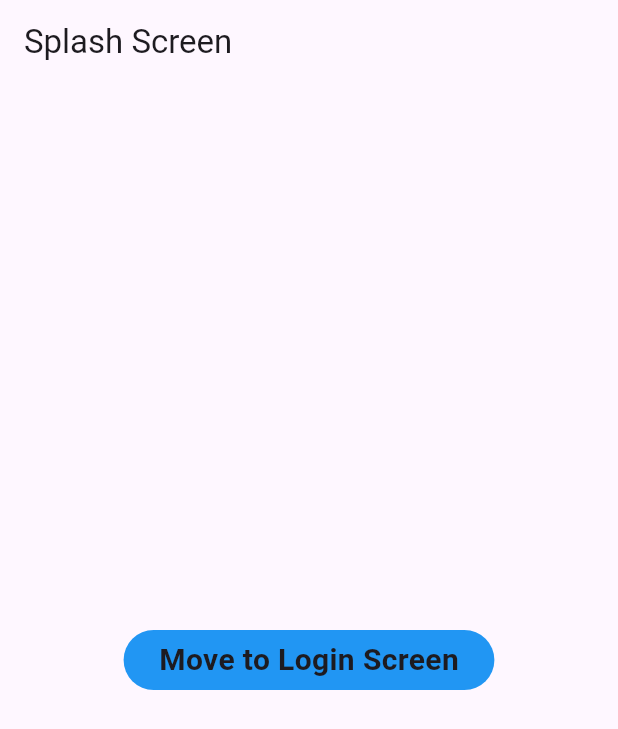
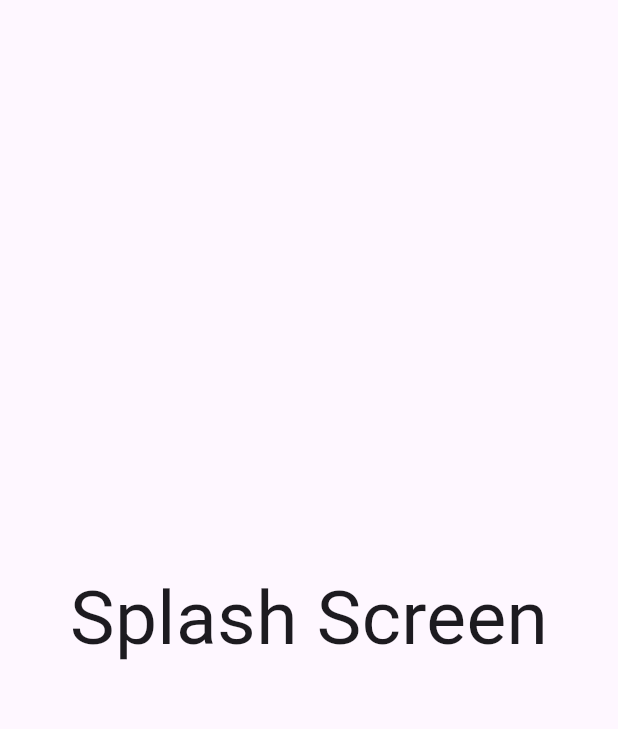
Before and after one commit to SMAmmadAli/Bloc-Clean-Architecture, a Flutter app: the first screen one second after launch, on a phone screen of 412 x 824 dp. Shown: the top 729 px of the screen. Run offline on Flutter 3.47's test engine with Material 3 defaults, Android fonts, the phone set to English and light mode, and no system bars.

Commit message:
splash screen logic

```diff
--- /dev/null
+++ b/lib/services/splash/splash_services.dart
@@ -0,0 +1,13 @@
+import "dart:async";
+
+import "package:bloc_clean_architecture/config/routes/routes_name.dart";
+import "package:flutter/material.dart";
+
+class SplashService {
+  void isLogin(BuildContext context) {
+    Timer(
+        const Duration(seconds: 3),
+        () => Navigator.pushNamedAndRemoveUntil(
+            context, RoutesName.loginScreen, (route) => false));
+  }
+}
--- a/lib/views/splash/splash_view.dart
+++ b/lib/views/splash/splash_view.dart
@@ -1,27 +1,35 @@
 import 'package:bloc_clean_architecture/config/colors/colors.dart';
 import 'package:bloc_clean_architecture/config/components/round_button.dart';
 import 'package:bloc_clean_architecture/config/routes/routes_name.dart';
+import 'package:bloc_clean_architecture/services/splash/splash_services.dart';
 import 'package:flutter/material.dart';
 
-class SplashView extends StatelessWidget {
+class SplashView extends StatefulWidget {
   const SplashView({super.key});
 
   @override
+  State<SplashView> createState() => _SplashViewState();
+}
+
+class _SplashViewState extends State<SplashView> {
+  SplashService _splashService = SplashService();
+
+  @override
+  void initState() {
+    // TODO: implement initState
+    super.initState();
+    _splashService.isLogin(context);
+  }
+
+  @override
   Widget build(BuildContext context) {
-    return Scaffold(
-      appBar: AppBar(
-        title: const Text("Splash Screen"),
-      ),
-      body: Center(
-        child: RoundButton(
-            title: "Move to Login Screen",
-            height: 40,
-            width: MediaQuery.of(context).size.width * 0.6,
-            color: AppColors.blueColor,
-            onTap: () {
-              Navigator.pushNamed(context, RoutesName.loginScreen);
-            }),
-      ),
-    );
+    return const Scaffold(
+        body: SafeArea(
+      child: Center(
+          child: Text(
+        "Splash Screen",
+        style: TextStyle(fontSize: 50, fontWeight: FontWeight.w400),
+      )),
+    ));
   }
 }
```
